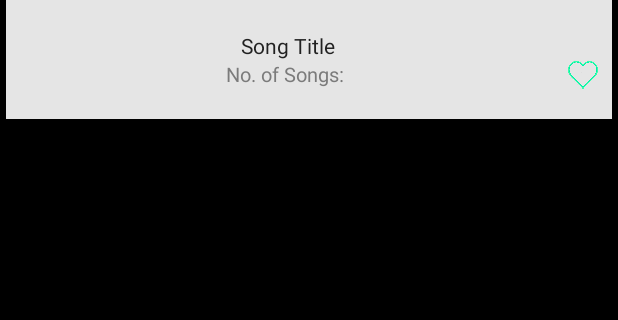
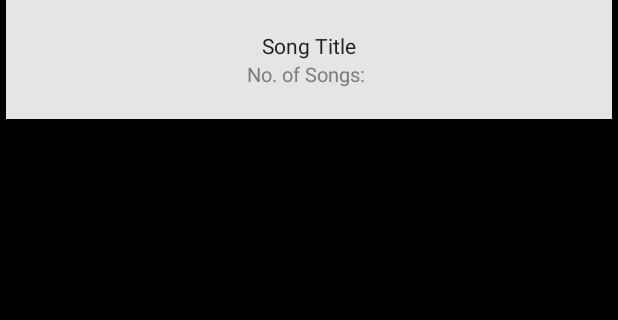
Before and after one commit to RobotInc/ArLyrics, an Android app: the layout album_grid_view.xml on its own in the app's theme, with its tools: preview values and no code run, on a phone screen of 412 x 824 dp, the part 612-932 px from its top. Run offline under Robolectric (Android 15) with nearby library versions, the phone set to English and light mode, and no system bars.

Commit message:
basic work completed

```diff
--- a/app/src/main/java/com/bss/arrahmanlyrics/Fragments/songList.java
+++ b/app/src/main/java/com/bss/arrahmanlyrics/Fragments/songList.java
@@ -223,5 +223,9 @@ public class songList extends Fragment {
 
 	}
 
-
+	@Override
+	public void onResume() {
+		super.onResume();
+		Toast.makeText(getContext(),"scroll ",Toast.LENGTH_LONG).show();
+	}
 }
--- a/app/src/main/java/com/bss/arrahmanlyrics/adapter/fragmentSongAdapter.java
+++ b/app/src/main/java/com/bss/arrahmanlyrics/adapter/fragmentSongAdapter.java
@@ -39,6 +39,8 @@ public class fragmentSongAdapter extends RecyclerView.Adapter<fragmentSongAdapte
     public class MyViewHolder extends RecyclerView.ViewHolder {
         public TextView name, lyricist;
         ImageView dots;
+        ImageView eq;
+
         CircularImageView imageView;
 
 
@@ -48,6 +50,7 @@ public class fragmentSongAdapter extends RecyclerView.Adapter<fragmentSongAdapte
             lyricist = (TextView) view.findViewById(R.id.Songlyricist);
             dots = (ImageButton) view.findViewById(R.id.menu_button);
             imageView = (CircularImageView) view.findViewById(R.id.songCover);
+            eq = (ImageView) view.findViewById(R.id.eq);
 
 
             //albumCover = (ImageView) view.findViewById(R.id.album_artwork);
--- a/app/src/main/res/drawable/ic_menu.xml
+++ b/app/src/main/res/drawable/ic_menu.xml
@@ -17,6 +17,6 @@
         android:viewportHeight="24.0"
         android:viewportWidth="24.0">
     <path
-        android:fillColor="#212121"
+        android:fillColor="#ffffff"
         android:pathData="M12,8c1.1,0 2,-0.9 2,-2s-0.9,-2 -2,-2 -2,0.9 -2,2 0.9,2 2,2zM12,10c-1.1,0 -2,0.9 -2,2s0.9,2 2,2 2,-0.9 2,-2 -0.9,-2 -2,-2zM12,16c-1.1,0 -2,0.9 -2,2s0.9,2 2,2 2,-0.9 2,-2 -0.9,-2 -2,-2z"/>
 </vector>
--- a/app/src/main/res/layout/activity_main.xml
+++ b/app/src/main/res/layout/activity_main.xml
@@ -19,7 +19,7 @@
         android:layout_height="match_parent"
         android:layout_gravity="start"
         android:fitsSystemWindows="true"
-
+        app:itemTextColor="#ffffff"
         app:headerLayout="@layout/nav_header_main"
         app:menu="@menu/activity_main_drawer" />
 
--- a/app/src/main/res/layout/album_grid_view.xml
+++ b/app/src/main/res/layout/album_grid_view.xml
@@ -77,17 +77,7 @@
 
         </LinearLayout>
 
-        <ImageView
-            android:id="@+id/favorite_button"
-            android:layout_width="28dp"
-            android:layout_height="28dp"
-            android:layout_gravity="bottom"
 
-            android:layout_weight="0"
-
-            android:paddingLeft="4dp"
-            android:paddingRight="4dp"
-            app:srcCompat="@drawable/ic_action_favorite"/>
     </LinearLayout>
 
 
--- a/app/src/main/res/layout/fragment_albums.xml
+++ b/app/src/main/res/layout/fragment_albums.xml
@@ -14,7 +14,7 @@
         app:fastScrollAutoHide="true"
         app:fastScrollAutoHideDelay="1500"
         app:fastScrollPopupBackgroundSize="64dp"
-
+        app:fastScrollThumbColor="#4590fa"
         app:fastScrollPopupTextColor="@android:color/primary_text_dark"
         app:fastScrollPopupTextSize="44sp"
 
--- a/app/src/main/res/layout/fragment_songs.xml
+++ b/app/src/main/res/layout/fragment_songs.xml
@@ -19,7 +19,7 @@
         app:fastScrollPopupBgColor="@color/colorAccent"
         app:fastScrollPopupTextColor="@android:color/primary_text_dark"
         app:fastScrollPopupTextSize="44sp"
-        app:fastScrollThumbColor="@color/colorAccent"
+        app:fastScrollThumbColor="#4590fa"
         app:layout_behavior="@string/appbar_scrolling_view_behavior"/>
 
 </FrameLayout>
--- a/app/src/main/res/menu/albummenu.xml
+++ b/app/src/main/res/menu/albummenu.xml
@@ -10,9 +10,4 @@
         app:actionViewClass="android.support.v7.widget.SearchView"
         app:showAsAction="always"/>
 
-    <item
-        android:id="@+id/action_end"
-        android:orderInCategory="3"
-        android:title="LogIn"/>
-
 </menu>
--- a/app/src/main/res/menu/main.xml
+++ b/app/src/main/res/menu/main.xml
@@ -10,9 +10,6 @@
         app:actionViewClass="android.support.v7.widget.SearchView"
         app:showAsAction="always"/>
 
-    <item
-        android:id="@+id/action_end"
-        android:orderInCategory="3"
-        android:title="LogIn"/>
+
 
 </menu>
--- a/app/src/main/res/values/styles.xml
+++ b/app/src/main/res/values/styles.xml
@@ -10,7 +10,9 @@
         <item name="android:textColorPrimary">@android:color/primary_text_light</item>
         <item name="android:textColorSecondary">@color/common_google_signin_btn_text_dark_default
         </item>
+        <item name="android:itemTextAppearance">@style/TextAppearance</item>
         <item name="android:textColorSecondaryInverse">@color/colorPrimary</item>
+        <item name="android:actionMenuTextColor">@color/translucent_white_8p</item>
     </style>
 
     <style name="AppTheme.NoActionBar">
@@ -22,5 +24,7 @@
     <style name="AppTheme.AppBarOverlay" parent="ThemeOverlay.AppCompat.Dark.ActionBar" />
 
     <style name="AppTheme.PopupOverlay" parent="ThemeOverlay.AppCompat.Dark" />
-
+    <style name="TextAppearance">
+        <item name="android:textColor">@android:color/white</item>
+    </style>
 </resources>
```
Also changed, not shown: app/src/main/java/com/bss/arrahmanlyrics/activites/MainActivity.java (+8 -31 lines), app/src/main/java/com/bss/arrahmanlyrics/mainApp.java (+15 -2 lines), app/src/main/res/layout/favorite_song_list_view.xml (+10 -3 lines), app/src/main/res/menu/activity_main_drawer.xml (+2 -7 lines), app/src/main/res/menu/favoritesongmenu.xml (+0 -8 lines), app/src/main/res/menu/songmenu.xml (+0 -9 lines).
